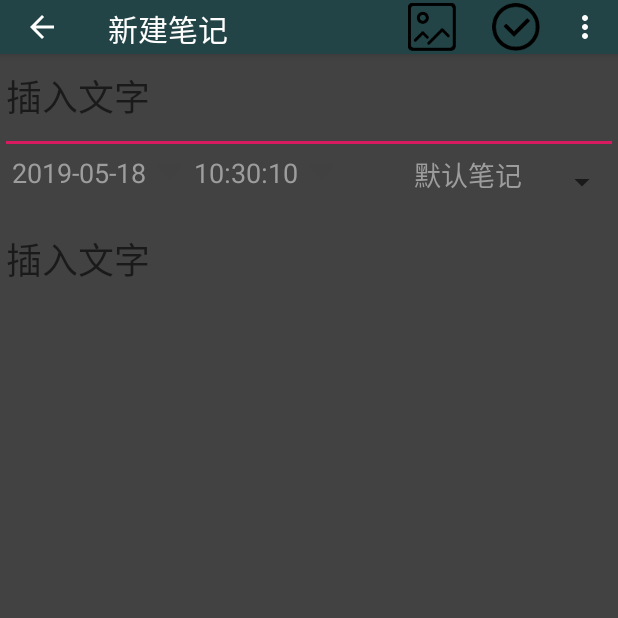
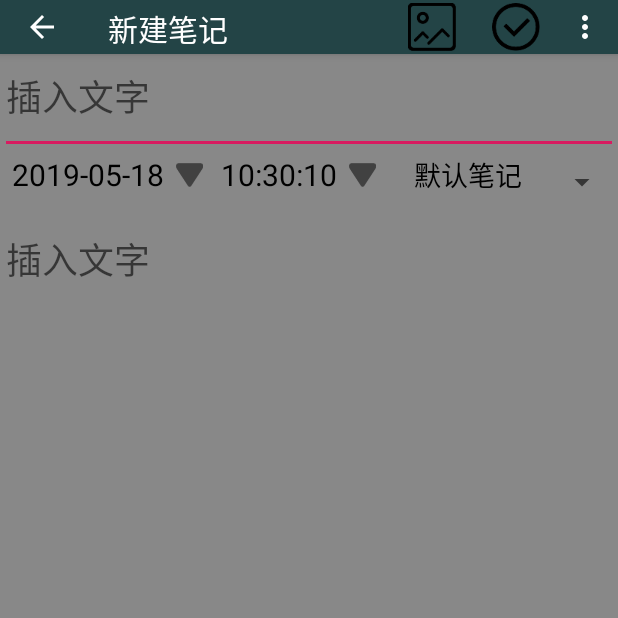
Before and after one commit to Fengerking/bangNote, an Android app: the noteEditActivity screen opened directly, with no data from a screen before it, on a phone screen of 412 x 824 dp, the top half of it. Run offline under Robolectric (Android 15) with nearby library versions, the phone set to English and light mode, and no system bars.

Commit message:
adjust the color.

```diff
--- a/app/src/main/java/com/wyhwl/bangnote/dataNoteItem.java
+++ b/app/src/main/java/com/wyhwl/bangnote/dataNoteItem.java
@@ -13,6 +13,7 @@ public class dataNoteItem {
     public static int           m_nItemTypeText = 0;
     public static int           m_nItemTypePict = 1;
 
+    public String               m_strFile = "";
     public String               m_strTitle = "";
     public String               m_strDate = "";
     public String               m_strTime = "";
@@ -35,6 +36,7 @@ public class dataNoteItem {
     }
 
     public int readFromFile (String strFile) {
+        m_strFile = strFile;
         try {
             FileInputStream fis = new FileInputStream (strFile);
             BufferedReader br = new BufferedReader(new InputStreamReader(fis));
--- a/app/src/main/java/com/wyhwl/bangnote/noteEditActivity.java
+++ b/app/src/main/java/com/wyhwl/bangnote/noteEditActivity.java
@@ -73,6 +73,7 @@ public class noteEditActivity extends AppCompatActivity
     private int             m_nFocusID = 0;
     private String          m_strNoteFile = null;
     private dataNoteItem    m_dataItem = null;
+    private boolean         m_bNewNote = true;
 
     @Override
     protected void onCreate(Bundle savedInstanceState) {
@@ -84,10 +85,14 @@ public class noteEditActivity extends AppCompatActivity
         actionBar.setDisplayHomeAsUpEnabled(true);
 
         Uri uri = getIntent().getData();
-        if (uri != null)
+        if (uri != null) {
             m_strNoteFile = uri.toString();
-        else
+            m_bNewNote = false;
+        }
+        else {
             m_strNoteFile = noteConfig.getNoteTextFile();
+            m_bNewNote = true;
+        }
 
         initViews();
         readFromFile();
@@ -476,6 +481,16 @@ public class noteEditActivity extends AppCompatActivity
     }
 
     private void writeToFile () {
+        if (m_bNewNote && m_edtTitle.getText().toString().length() <= 0) {
+            if (m_layView.getChildCount() <= 3) {
+                View vwItem = m_layView.getChildAt(2);
+                if (vwItem.getId() < noteConfig.m_nImagIdStart) {
+                    String strItem = ((noteEditText)vwItem).getText().toString();
+                    if (strItem.length() <= 0)
+                        return;
+                }
+            }
+        }
         String strName = "";
         String strText = "";
         try {
--- a/app/src/main/res/layout/activity_note_edit.xml
+++ b/app/src/main/res/layout/activity_note_edit.xml
@@ -37,11 +37,11 @@
                 android:textColor="@color/colorText"
                 android:layout_marginLeft="8dp"
                 android:text="2019-05-15"
-                android:textSize="18dp"/>
+                android:textSize="20dp"/>
             <ImageButton
                 android:id="@+id/btnDate"
-                android:layout_width="16dp"
-                android:layout_height="12dp"
+                android:layout_width="18dp"
+                android:layout_height="16dp"
                 android:layout_marginLeft="8dp"
                 android:layout_marginTop="6dp"
                 android:background="@drawable/btndown"
@@ -52,14 +52,14 @@
                 android:layout_width="wrap_content"
                 android:layout_height="wrap_content"
                 android:textColor="@color/colorText"
-                android:layout_marginLeft="8dp"
+                android:layout_marginLeft="12dp"
                 android:text="10:10:10"
-                android:textSize="18dp"
+                android:textSize="20dp"
                 android:layout_toRightOf="@id/btnDate"/>
             <ImageButton
                 android:id="@+id/btnTime"
-                android:layout_width="16dp"
-                android:layout_height="12dp"
+                android:layout_width="18dp"
+                android:layout_height="16dp"
                 android:layout_marginLeft="8dp"
                 android:layout_marginTop="6dp"
                 android:background="@drawable/btndown"
@@ -70,7 +70,7 @@
                 android:layout_width="wrap_content"
                 android:layout_height="wrap_content"
                 android:textColor="@color/colorText"
-                android:textSize="18dp"
+                android:textSize="20dp"
                 android:layout_alignParentRight="true"/>
 
         </RelativeLayout>
--- a/app/src/main/res/values/colors.xml
+++ b/app/src/main/res/values/colors.xml
@@ -4,7 +4,7 @@
     <color name="colorPrimaryDark">#234446</color>
     <color name="colorAccent">#D81B60</color>
     <!-- user define color -->
-    <color name="colorView">#424242</color>
-    <color name="colorText">#9D9D9D</color>
+    <color name="colorView">#888888</color>
+    <color name="colorText">#000000</color>
     <color name="colorBlueLight">#000088</color>
 </resources>
```
Also changed, not shown: app/src/main/java/com/wyhwl/bangnote/MainActivity.java (+4 -4 lines), app/src/main/java/com/wyhwl/bangnote/noteConfig.java (+7 -4 lines), app/src/main/java/com/wyhwl/bangnote/noteListActivity.java (+36 -1 lines), app/src/main/java/com/wyhwl/bangnote/noteListAdapter.java (+15 -2 lines), app/src/main/java/com/wyhwl/bangnote/noteListItemView.java (+58 -27 lines), app/src/main/res/layout/activity_main.xml (+9 -3 lines), app/src/main/res/layout/activity_note_list.xml (+15 -2 lines), 1 other file.
